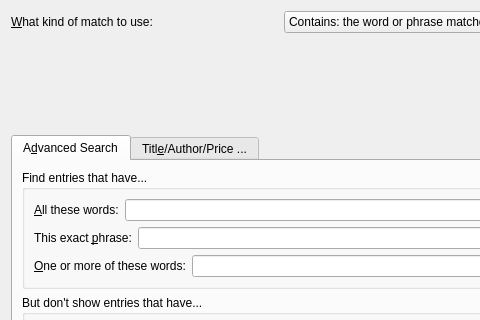
Before: the Qt Designer form src/calibre/gui2/store/search/adv_search_builder.ui in debian-calibre/calibre, drawn with Qt 5; both pictures show x 0 to 480 and y 0 to 320 of the 752 by 472 pixel window.
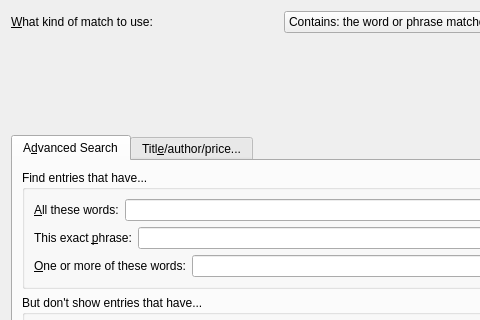
After: the same form once the commit is applied. Icons and pictures are not drawn. Custom widgets are drawn as their Qt base class.

What changed in the file:
```diff
--- a/src/calibre/gui2/store/search/adv_search_builder.ui
+++ b/src/calibre/gui2/store/search/adv_search_builder.ui
@@ -186,7 +186,7 @@
      </widget>
      <widget class="QWidget" name="tab_2">
       <attribute name="title">
-       <string>Titl&amp;e/Author/Price ...</string>
+       <string>Titl&amp;e/author/price...</string>
       </attribute>
       <layout class="QGridLayout" name="gridLayout">
        <item row="1" column="0">
```
